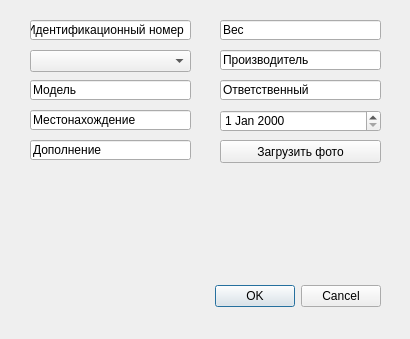
Above: additem.ui from egornevezhin/strela-skald before the change. Below: the same form after it.
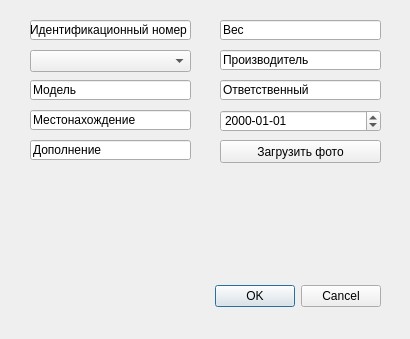
That is the form after the change.

The edit to the form file:
```diff
--- a/additem.ui
+++ b/additem.ui
@@ -39,7 +39,10 @@
     </rect>
    </property>
    <property name="text">
-    <string>Идентификационный номер </string>
+    <string>Идентификационный номер</string>
+   </property>
+   <property name="placeholderText">
+    <string notr="true"/>
    </property>
   </widget>
   <widget class="QComboBox" name="boatType">
@@ -135,6 +138,9 @@
    <property name="accelerated">
     <bool>false</bool>
    </property>
+   <property name="displayFormat">
+    <string>yyyy-MM-dd</string>
+   </property>
   </widget>
   <widget class="QLineEdit" name="boatOther">
    <property name="geometry">
```
